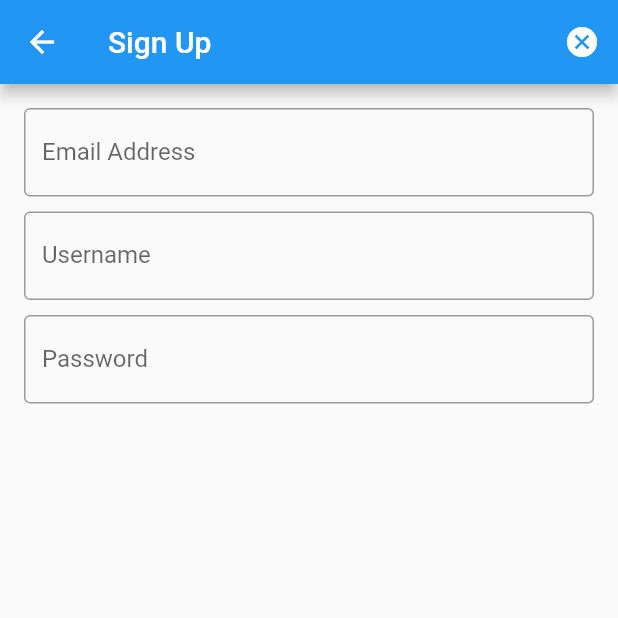
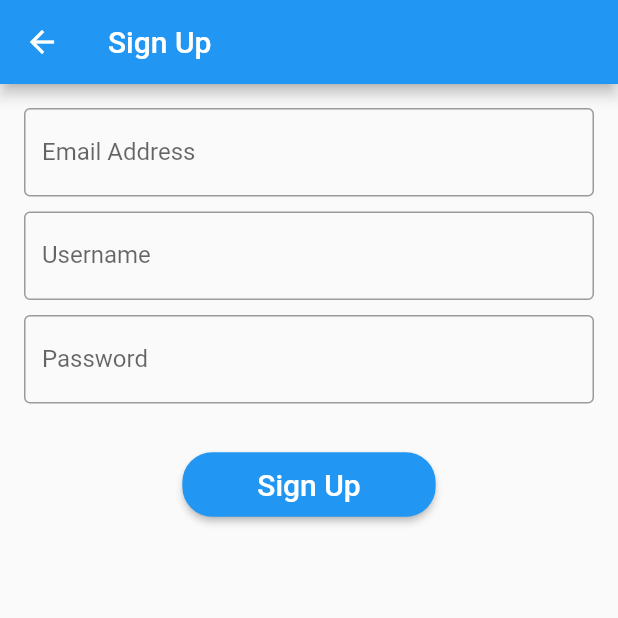
Before and after one commit to MorDvash/fitfix, a Flutter app: the screen it shows after launch, after a tap on "Create a New Account", on a phone screen of 412 x 824 dp, the top half of it. Run offline on Flutter 3.47's test engine with Material 2 defaults, Android fonts, the phone set to English and light mode, and no system bars; our stand-ins replace firebase_core; accounts and stored records are empty.

Commit message:
roundedElevatedButton widget

```diff
--- a/lib/main.dart
+++ b/lib/main.dart
@@ -1,5 +1,5 @@
 import 'package:firebase_core/firebase_core.dart';
-import 'package:fitfix/screens/authScrren.dart';
+import 'package:fitfix/screens/authScreen.dart';
 import 'package:fitfix/screens/homeScreen.dart';
 import 'package:flutter/material.dart';
 
--- a/lib/screens/authScrren.dart
+++ b/lib/screens/authScreen.dart
@@ -1,3 +1,4 @@
+import 'package:fitfix/widgets/roundedElevatedButton.dart';
 import 'package:flutter/material.dart';
 
 class AuthScreen extends StatefulWidget {
@@ -6,6 +7,8 @@ class AuthScreen extends StatefulWidget {
 
   @override
   _AuthScreenState createState() => _AuthScreenState();
+
+  void signUpByEmail() {}
 }
 
 class _AuthScreenState extends State<AuthScreen> {
@@ -17,12 +20,6 @@ class _AuthScreenState extends State<AuthScreen> {
       child: Scaffold(
         appBar: AppBar(
           title: Text(title),
-          actions: [
-            IconButton(
-              onPressed: () {},
-              icon: const Icon(Icons.cancel),
-            )
-          ],
         ),
         body: Padding(
           padding: const EdgeInsets.all(16.0),
@@ -35,6 +32,8 @@ class _AuthScreenState extends State<AuthScreen> {
                 if (title == 'Sign Up') TextForm('Username'),
                 SizedBox(height: 10),
                 TextForm('Password'),
+                SizedBox(height: 30),
+                RoundedElevatedButton(title, widget.signUpByEmail),
               ],
             ),
           ),
--- a/lib/screens/homeScreen.dart
+++ b/lib/screens/homeScreen.dart
@@ -1,4 +1,5 @@
-import 'package:fitfix/screens/authScrren.dart';
+import 'package:fitfix/screens/authScreen.dart';
+import 'package:fitfix/widgets/roundedElevatedButton.dart';
 import 'package:fitfix/widgets/textDivider.dart';
 import 'package:flutter/material.dart';
 
@@ -51,22 +52,9 @@ class HomeScreen extends StatelessWidget {
                 Row(
                   mainAxisAlignment: MainAxisAlignment.center,
                   children: [
-                    // RoundedElevatedButton(
-                    //     'Create a New Account', navigateToSignUp(context))
-                    ElevatedButton(
-                      style: ElevatedButton.styleFrom(
-                          padding: EdgeInsets.symmetric(
-                              horizontal: 50, vertical: 10),
-                          shape: RoundedRectangleBorder(
-                              borderRadius: BorderRadius.circular(20))),
-                      child: const Text(
-                        'Create a New Account',
-                        style: TextStyle(fontSize: 20),
-                      ),
-                      onPressed: () {
-                        Navigator.of(context).pushNamed(AuthScreen.routeName,
-                            arguments: 'Sign Up');
-                      },
+                    RoundedElevatedButton(
+                      'Create a New Account',
+                      navigateToSignUp,
                     )
                   ],
                 )
--- a/lib/widgets/roundedElevatedButton.dart
+++ b/lib/widgets/roundedElevatedButton.dart
@@ -19,7 +19,7 @@ class RoundedElevatedButton extends StatelessWidget {
         label,
         style: TextStyle(fontSize: 20),
       ),
-      onPressed: () => onClick,
+      onPressed: () => onClick(context),
     );
   }
 }
```
